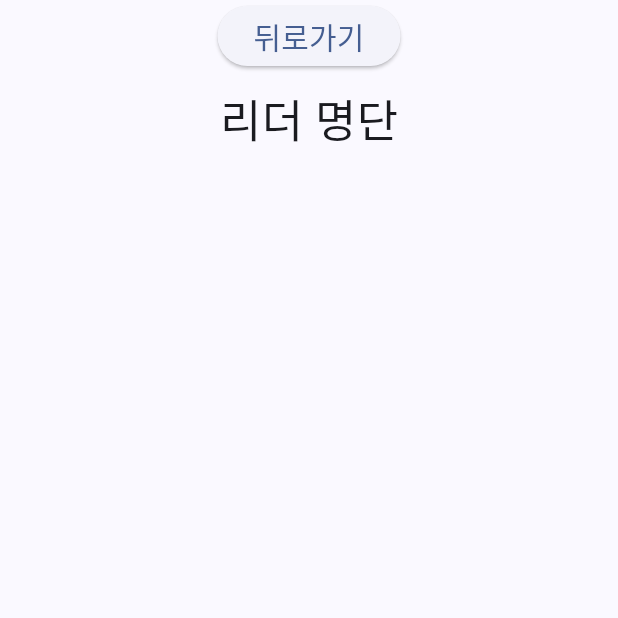
After one commit to boring-km/jimanna, a Flutter app: the AdminPage screen opened by its route, scrolled down 233 dp, after a tap on "임원 명단", on a phone screen of 412 x 824 dp, the top half of it. The commit adds this screen. Run offline on Flutter 3.47's test engine with Material 3 defaults, Android fonts, the phone set to English and light mode, and no system bars; our stand-ins replace animated_text_kit, cloud_firestore, firebase_core, flutter_riverpod, freezed_annotation, just_audio and 5 more; accounts and stored records are empty; generated files the repository leaves out were written again; Roboto replaces fonts that are missing (DungGeunMo).

Commit message:
feat: 로직 수정 및 이미지 교체

```diff
--- a/lib/pages/admin/admin_page.dart
+++ b/lib/pages/admin/admin_page.dart
@@ -108,6 +108,13 @@ class _AdminPageState extends ConsumerState<AdminPage> {
                 child: const Text('피드백 결과보기'),
               ),
               const SizedBox(height: 20),
+              ElevatedButton(
+                onPressed: () {
+                  Navigator.pushNamed(context, Routes.adminSpecial);
+                },
+                child: const Text('임원 명단'),
+              ),
+              const SizedBox(height: 20),
               SizedBox(
                 width: 200,
                 child: TextField(
--- /dev/null
+++ b/lib/pages/admin/admin_special_page.dart
@@ -0,0 +1,41 @@
+import 'package:flutter/material.dart';
+import 'package:flutter_riverpod/flutter_riverpod.dart';
+import 'package:jimanna/providers/admin_leader_provider.dart';
+import 'package:jimanna/ui/backward_button.dart';
+
+class AdminSpecialPage extends ConsumerWidget {
+  const AdminSpecialPage({super.key});
+
+  @override
+  Widget build(BuildContext context, WidgetRef ref) {
+    final leaderList = ref.watch(adminLeaderProvider);
+
+    return Scaffold(
+      body: Center(
+        child: Column(
+          mainAxisAlignment: MainAxisAlignment.center,
+          mainAxisSize: MainAxisSize.min,
+          children: [
+            BackwardButton(context),
+            const Text('리더 명단', style: TextStyle(fontSize: 30)),
+            Expanded(
+              child: ListView.builder(
+                itemCount: leaderList.length,
+                itemBuilder: (context, index) {
+                  final leader = leaderList[index];
+                  return Padding(
+                    padding: const EdgeInsets.all(8),
+                    child: Text(
+                      '${leader.type}: ${leader.name}',
+                      textAlign: TextAlign.center,
+                    ),
+                  );
+                },
+              ),
+            ),
+          ],
+        ),
+      ),
+    );
+  }
+}
--- /dev/null
+++ b/lib/providers/admin_leader_provider.dart
@@ -0,0 +1,41 @@
+import 'package:flutter_riverpod/flutter_riverpod.dart';
+import 'package:jimanna/models/name.dart';
+import 'package:jimanna/providers/firebase/firebase_factory.dart';
+
+final adminLeaderProvider = StateNotifierProvider<AdminLeaderProvider, List<Name>>((ref) {
+  return AdminLeaderProvider();
+});
+
+class AdminLeaderProvider extends StateNotifier<List<Name>> {
+  AdminLeaderProvider() : super([]) {
+    loadOnRealTime();
+  }
+
+  final nameRef = FireStoreFactory.leadersRef();
+
+  void loadOnRealTime() {
+    nameRef.snapshots().listen((event) {
+      final list = event.docs.map((e) => e.data()).toList();
+      for (final element in list) {
+        print('${element.name} ${element.type}');
+      }
+      state = list;
+    });
+  }
+
+  void remove(String name) {
+    nameRef.where('name', isEqualTo: name).get().then((value) {
+      nameRef.doc(value.docs.first.id).delete();
+    });
+  }
+
+  void register(String name, String type, {void Function()? onError}) {
+    nameRef.where('name', isEqualTo: name).get().then((value) {
+      if (value.docs.isEmpty) {
+        nameRef.add(Name(name, type: type));
+      } else {
+        onError?.call();
+      }
+    });
+  }
+}
--- a/lib/routes.dart
+++ b/lib/routes.dart
@@ -6,6 +6,7 @@ import 'package:jimanna/pages/admin/admin_feedback_result_page.dart';
 import 'package:jimanna/pages/admin/admin_name_list_page.dart';
 import 'package:jimanna/pages/admin/admin_page.dart';
 import 'package:jimanna/pages/admin/admin_current_month_name_list_page.dart';
+import 'package:jimanna/pages/admin/admin_special_page.dart';
 import 'package:jimanna/pages/draw_result_page.dart';
 import 'package:jimanna/pages/draw_total_result_page.dart';
 import 'package:jimanna/pages/error/error_page.dart';
@@ -33,6 +34,7 @@ class Routes {
 
   static const String feedback = '/feedback';
   static const String adminFeedback = '/qlalftmfjdnsghkaus/feedback';
+  static const String adminSpecial = '/qlalftmfjdnsghkaus/special';
 }
 
 class Pages {
@@ -68,6 +70,8 @@ class Pages {
         return router.create(child: const FeedbackPage());
       case Routes.adminFeedback:
         return router.create(child: const AdminFeedbackResultPage());
+      case Routes.adminSpecial:
+        return router.create(child: const AdminSpecialPage());
       default:
         return router.create(child: const ErrorPage());
     }
```
Also changed, not shown: lib/data/organize_teams.dart (+75 -8 lines), lib/gen/assets.gen.dart (+14 -4 lines), lib/pages/admin/admin_current_month_name_list_page.dart (+17 -4 lines), lib/pages/home/home_desktop_view.dart (+32 -31 lines), lib/providers/admin_draw_provider.dart (+6 -1 lines), lib/providers/current_registered_names_provider.dart (+12 -0 lines), assets/images/big_logo.png (added), assets/images/home_desktop_background.png, assets/images/name_background.png (deleted), assets/images/name_background1.png (added), assets/images/name_background2.png (added).
